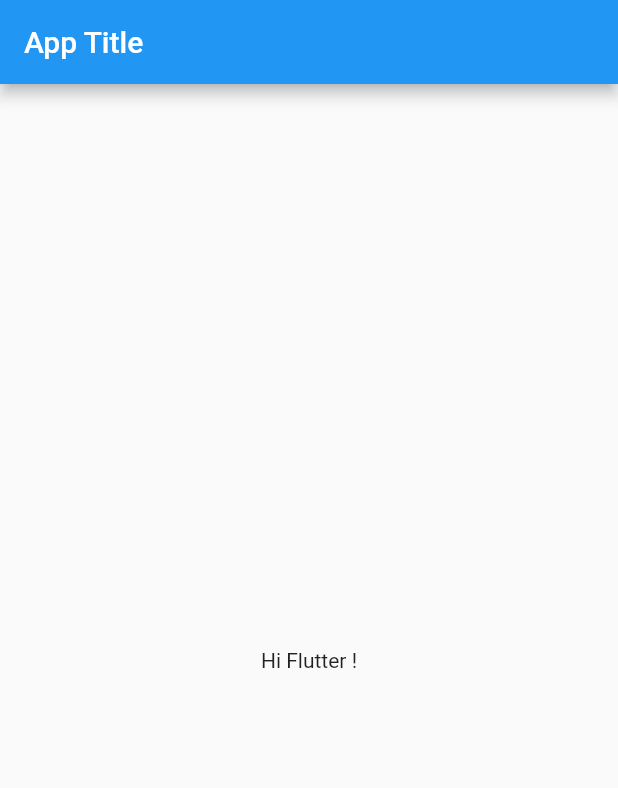
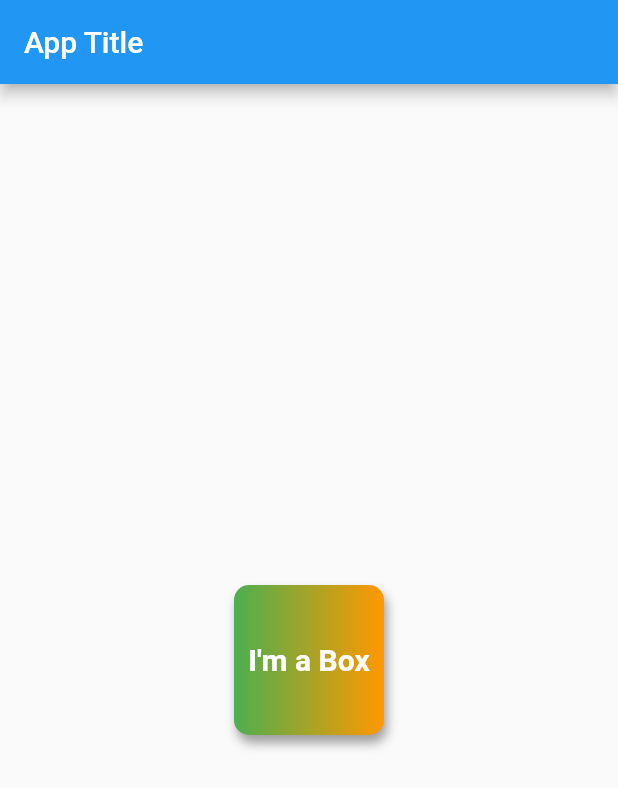
Before and after one commit to ar-arif/Learning-Flutter, a Flutter app: the screen it shows after launch, on a phone screen of 412 x 824 dp. Shown: the top 788 px of the screen. Run offline on Flutter 3.47's test engine with Material 2 defaults, Android fonts, the phone set to English and light mode, and no system bars.

Commit message:
ch#2 part-1 done

```diff
--- a/lib/main.dart
+++ b/lib/main.dart
@@ -14,8 +14,35 @@ class HomePage extends StatelessWidget {
         appBar: AppBar(
             title: Text("App Title"),
           ),
-        body: Container(
-            child: Center(child: Text("Hi Flutter !")),
+        body: Center(
+            child: Container(
+                padding: const EdgeInsets.all(8),
+                alignment: Alignment.center,
+                width: 100,
+                height: 100,
+                decoration: BoxDecoration(
+                    borderRadius: BorderRadius.circular(10),
+                    boxShadow: [
+                      BoxShadow(
+                        color : Colors.grey,
+                        blurRadius: 5,
+                        offset: Offset(2.0, 5.0)
+                        )
+                    ],
+                    color: Colors.teal,
+                    gradient: LinearGradient(
+                        colors: [Colors.green, Colors.orange],
+                      ),
+                  ),
+                child: Text("I'm a Box",
+                        textAlign: TextAlign.center,
+                        style: TextStyle(
+                          color: Colors.white,
+                          fontWeight: FontWeight.bold,
+                          fontSize: 20,
+                          ),
+                  ),
+              ),
           ),
       );
   }
```
